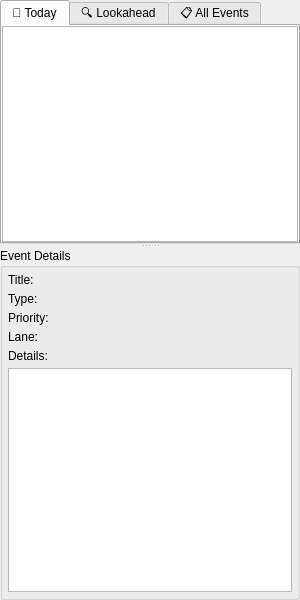
This is src/modules/timeline/TimelineSidePanel.ui in Evsey-K/TestLeadToolbox as Qt 5 draws it before an edit. The edited form follows.
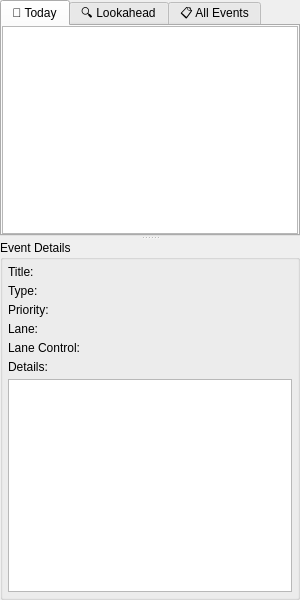
This is the edited form.

Commit message: added user visibility in the Event Details pane and the timeline view on the events themselves for lane control state - Text on the event details, icon on the event in the timeline view

The edit to the form file:
```diff
--- a/src/modules/timeline/TimelineSidePanel.ui
+++ b/src/modules/timeline/TimelineSidePanel.ui
@@ -213,6 +213,20 @@
            </property>
           </widget>
          </item>
+		 <item row="4" column="0">
+		  <widget class="QLabel" name="laneControlLabel">
+		   <property name="text">
+			<string>Lane Control:</string>
+		   </property>
+		  </widget>
+		 </item>
+		 <item row="4" column="1">
+		  <widget class="QLabel" name="laneControlValueLabel">
+		   <property name="text">
+			<string/>
+		   </property>
+		  </widget>
+		 </item>
         </layout>
        </item>
        <item>
```
The commit also changes 2 other files.
